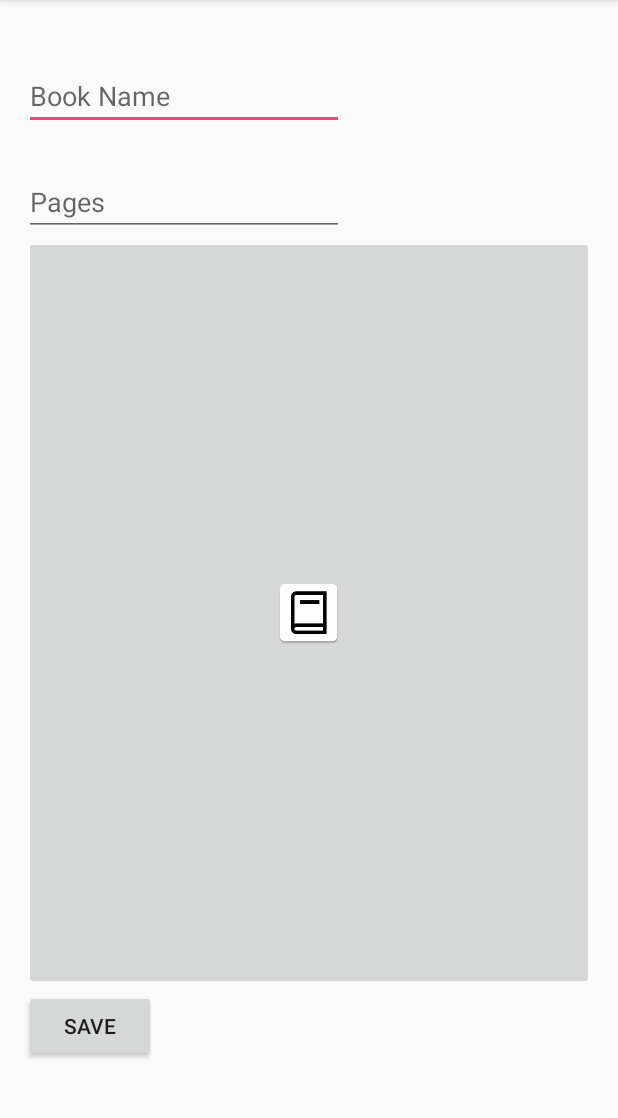
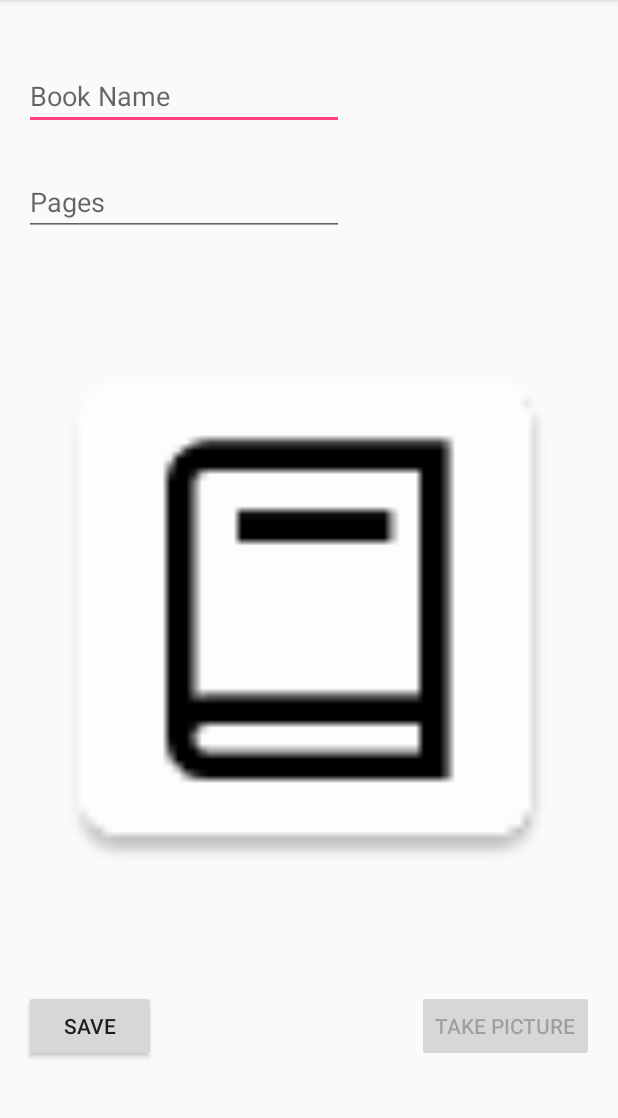
Before and after one commit to yellow-Umbrella/AndroidBookReminder, an Android app: the AddBook screen opened directly, with no data from a screen before it, on a phone screen of 412 x 824 dp, the part 84-1202 px from its top. Run offline under Robolectric (Android 15) with nearby library versions, the phone set to English and light mode, and no system bars; our stand-ins replace ButterKnife.

Commit message:
Camera implemented and Photo DataBase save implemented

```diff
--- a/BookShelf/app/src/main/java/br/com/renandias/bookshelf/AddBook.java
+++ b/BookShelf/app/src/main/java/br/com/renandias/bookshelf/AddBook.java
@@ -6,11 +6,12 @@ import android.graphics.Bitmap;
 import android.provider.MediaStore;
 import android.support.v7.app.AppCompatActivity;
 import android.os.Bundle;
+import android.widget.Button;
 import android.widget.EditText;
 import android.widget.ImageButton;
+import android.widget.ImageView;
 import android.widget.Toast;
 
-import br.com.renandias.bookshelf.DataBase.BookDataBase;
 import br.com.renandias.bookshelf.DataBase.DataBase;
 import br.com.renandias.bookshelf.models.Book;
 import butterknife.Bind;
@@ -23,8 +24,10 @@ public class AddBook extends AppCompatActivity {
     EditText bookName;
     @Bind(R.id.pages)
     EditText bookPages;
-    @Bind(R.id.image_button_book)
-    ImageButton imageButtonBook;
+    @Bind(R.id.book_image_view)
+    ImageView imageView;
+    @Bind(R.id.take_pic)
+    Button takePic;
 
     static final int REQUEST_IMAGE_CAMERA = 1;
 
@@ -35,7 +38,8 @@ public class AddBook extends AppCompatActivity {
         ButterKnife.bind(this);
 
         if(!hasCamera()) {
-            imageButtonBook.setEnabled(false);
+            imageView.setEnabled(false);
+            takePic.setEnabled(false);
         }
     }
 
@@ -44,6 +48,9 @@ public class AddBook extends AppCompatActivity {
 
         String name = bookName.getText().toString();
         Integer pages;
+        imageView.buildDrawingCache();
+        Bitmap photo = imageView.getDrawingCache();
+
         try {
             pages = Integer.valueOf(bookPages.getText().toString());
         } catch(NumberFormatException exception) {
@@ -53,17 +60,17 @@ public class AddBook extends AppCompatActivity {
         if(!name.isEmpty() && pages != null) {
 
             DataBase db = new DataBase(this);
-            db.saveBook(new Book(name, pages));
+            db.saveBook(new Book(name, pages, photo));
 
             Toast.makeText(this, "Book Saved", Toast.LENGTH_SHORT).show();
 
-        } else {
+        } else
             Toast.makeText(this, "Missing data", Toast.LENGTH_SHORT).show();
-        }
 
     }
 
-    @OnClick(R.id.image_button_book)
+    //Camera
+    @OnClick(R.id.take_pic)
     public void takePicture() {
         Intent intent = new Intent(MediaStore.ACTION_IMAGE_CAPTURE);
 
@@ -75,7 +82,7 @@ public class AddBook extends AppCompatActivity {
         if(requestCode == REQUEST_IMAGE_CAMERA && resultCode == RESULT_OK) {
             Bundle extras = data.getExtras();
             Bitmap photo = (Bitmap) extras.get("data");
-            imageButtonBook.setImageBitmap(photo);
+            imageView.setImageBitmap(photo);
         }
     }
 
--- a/BookShelf/app/src/main/java/br/com/renandias/bookshelf/AddReminder.java
+++ b/BookShelf/app/src/main/java/br/com/renandias/bookshelf/AddReminder.java
@@ -7,21 +7,16 @@ import android.app.PendingIntent;
 import android.app.TimePickerDialog;
 import android.content.Context;
 import android.content.Intent;
-import android.database.sqlite.SQLiteDatabase;
 import android.support.v7.app.AppCompatActivity;
 import android.os.Bundle;
-import android.util.Log;
-import android.widget.Button;
 import android.widget.DatePicker;
 import android.widget.TextView;
 import android.widget.TimePicker;
 import android.widget.Toast;
 
 import java.util.Calendar;
-import java.util.Date;
 
 import br.com.renandias.bookshelf.DataBase.DataBase;
-import br.com.renandias.bookshelf.models.Book;
 import br.com.renandias.bookshelf.models.Reminder;
 import butterknife.Bind;
 import butterknife.ButterKnife;
@@ -157,4 +152,5 @@ public class AddReminder extends AppCompatActivity {
         c.set(year, month, day, hour, minute, 0);
         return c.getTimeInMillis();
     }
+
 }
--- a/BookShelf/app/src/main/java/br/com/renandias/bookshelf/DataBase/DataBase.java
+++ b/BookShelf/app/src/main/java/br/com/renandias/bookshelf/DataBase/DataBase.java
@@ -26,6 +26,7 @@ public class DataBase extends SQLiteOpenHelper {
     private static final int BOOK_ID = 0;
     private static final int BOOK_NAME = 1;
     private static final int BOOK_PAGES = 2;
+    private static final int BOOK_IMAGE_BITMAP = 3;
 
     //Reminder Model
     private static final int REMINDER_ID = 0;
@@ -37,7 +38,7 @@ public class DataBase extends SQLiteOpenHelper {
 
     @Override
     public void onCreate(SQLiteDatabase db) {
-        String sql = "create table book (id integer primary key, name text, pages integer)";
+        String sql = "create table book (id integer primary key, name text, pages integer, image_byte blob)";
         db.execSQL(sql);
         sql = "create table reminder (id integer primary key, notif_id integer, book_id integer, reminder_date text)";
         db.execSQL(sql);
@@ -67,6 +68,7 @@ public class DataBase extends SQLiteOpenHelper {
         ContentValues values = new ContentValues();
         values.put("name", book.getName());
         values.put("pages", book.getPages());
+        values.put("image_byte", DbBitmapUtility.getBytes(book.getBitmapImage()));
 
         db.insert("book", null, values);
 
@@ -85,7 +87,7 @@ public class DataBase extends SQLiteOpenHelper {
         if(cursor.moveToFirst()) {
 
             do {
-                list.add(new Book(cursor.getLong(BOOK_ID), cursor.getString(BOOK_NAME), cursor.getInt(BOOK_PAGES)));
+                list.add(new Book(cursor.getLong(BOOK_ID), cursor.getString(BOOK_NAME), cursor.getInt(BOOK_PAGES), DbBitmapUtility.getImage(cursor.getBlob(BOOK_IMAGE_BITMAP))));
             } while(cursor.moveToNext());
 
         }
--- a/BookShelf/app/src/main/java/br/com/renandias/bookshelf/MyBooks.java
+++ b/BookShelf/app/src/main/java/br/com/renandias/bookshelf/MyBooks.java
@@ -3,14 +3,11 @@ package br.com.renandias.bookshelf;
 import android.content.Intent;
 import android.support.v7.app.AppCompatActivity;
 import android.os.Bundle;
-import android.view.View;
 import android.widget.AdapterView;
-import android.widget.ArrayAdapter;
 import android.widget.ListView;
 
 import java.util.List;
 
-import br.com.renandias.bookshelf.DataBase.BookDataBase;
 import br.com.renandias.bookshelf.DataBase.DataBase;
 import br.com.renandias.bookshelf.adapter.BookAdapter;
 import br.com.renandias.bookshelf.models.Book;
--- a/BookShelf/app/src/main/java/br/com/renandias/bookshelf/adapter/BookAdapter.java
+++ b/BookShelf/app/src/main/java/br/com/renandias/bookshelf/adapter/BookAdapter.java
@@ -9,6 +9,7 @@ import android.widget.TextView;
 
 import java.util.List;
 
+import br.com.renandias.bookshelf.DataBase.DbBitmapUtility;
 import br.com.renandias.bookshelf.R;
 import br.com.renandias.bookshelf.models.Book;
 import butterknife.Bind;
@@ -43,7 +44,7 @@ public class BookAdapter extends ArrayAdapter<Book> {
         Book book = getItem(position);
         if(book != null) {
             holder.name.setText(book.getName());
-            holder.image.setImageResource(book.getImage());
+            holder.image.setImageBitmap(book.getBitmapImage());
         }
 
         return convertView;
--- a/BookShelf/app/src/main/res/layout/activity_add_book.xml
+++ b/BookShelf/app/src/main/res/layout/activity_add_book.xml
@@ -42,14 +42,22 @@
         android:layout_alignParentBottom="true"
         android:layout_alignParentStart="true" />
 
-    <ImageButton
+    <ImageView
         android:layout_width="wrap_content"
         android:layout_height="wrap_content"
         app:srcCompat="@mipmap/generic_book"
         android:layout_below="@+id/pages"
         android:layout_alignParentStart="true"
-        android:id="@+id/image_button_book"
+        android:id="@+id/book_image_view"
         android:layout_above="@+id/save_button"
         android:layout_alignParentEnd="true" />
 
+    <Button
+        android:text="Take Picture"
+        android:layout_width="wrap_content"
+        android:layout_height="wrap_content"
+        android:layout_below="@+id/book_image_view"
+        android:layout_alignParentEnd="true"
+        android:id="@+id/take_pic" />
+
 </RelativeLayout>
```
Also changed, not shown: BookShelf/app/src/main/java/br/com/renandias/bookshelf/DataBase/BookDataBase.java (deleted, +0 -81 lines), BookShelf/app/src/main/java/br/com/renandias/bookshelf/DataBase/DbBitmapUtility.java (added, +34 -0 lines), BookShelf/app/src/main/java/br/com/renandias/bookshelf/models/Book.java (+15 -13 lines), 1 other file.
